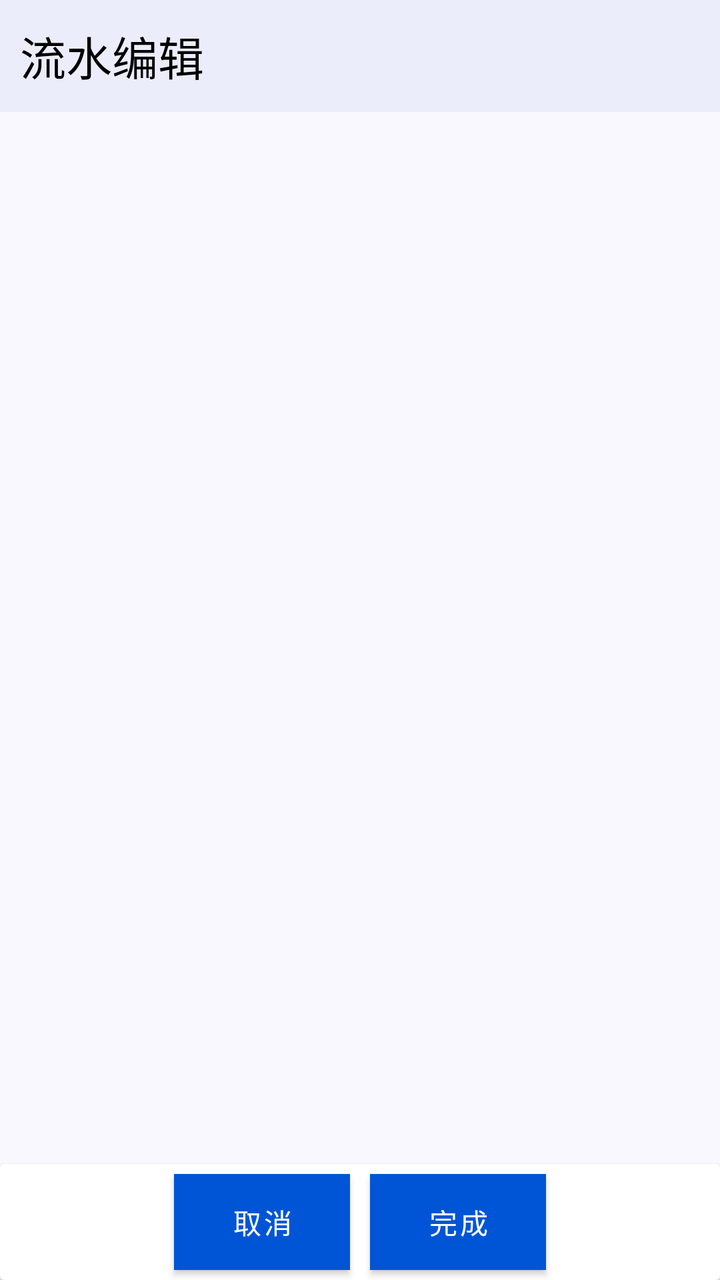
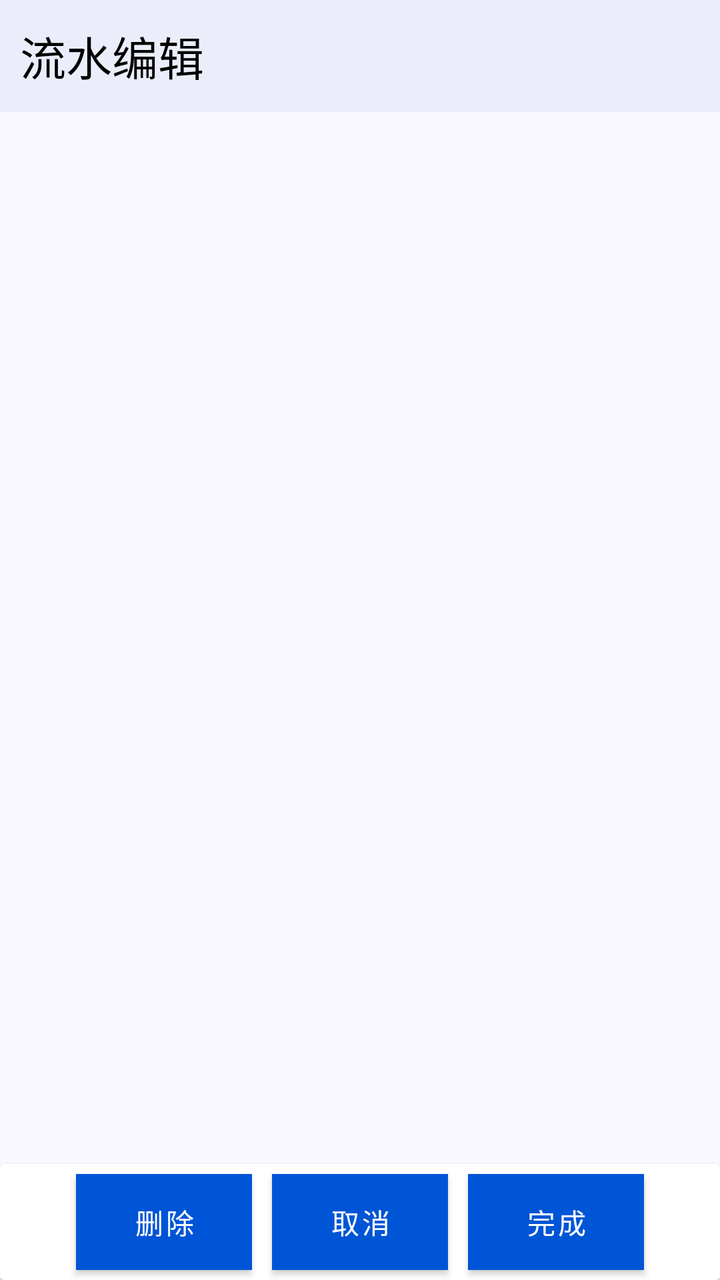

Screens rendered from an Android XML layout before and after an edit, with the pre-edit source and the edit as a unified diff.
<!-- AndroidManifest.xml: application theme Theme.ProjectManager -->
<!-- res/layout/activity_flow_edit.xml -->
<?xml version="1.0" encoding="utf-8"?>
<androidx.constraintlayout.widget.ConstraintLayout xmlns:android="http://schemas.android.com/apk/res/android"
    xmlns:app="http://schemas.android.com/apk/res-auto"
    xmlns:tools="http://schemas.android.com/tools"
    android:id="@+id/main"
    style="@style/PageStyle"
    android:layout_width="match_parent"
    android:layout_height="match_parent"
    tools:context=".ui.bookkeeping.flow_edit.FlowEditActivity">

    <androidx.appcompat.widget.Toolbar
        android:id="@+id/flow_edit_toolbar"
        style="@style/ToolBarStyle"
        android:layout_width="match_parent"
        android:layout_height="?attr/actionBarSize"
        app:layout_constraintEnd_toEndOf="parent"
        app:layout_constraintStart_toStartOf="parent"
        app:layout_constraintTop_toTopOf="parent">

        <TextView
            style="@style/TitleStyle"
            android:layout_width="wrap_content"
            android:layout_height="wrap_content"
            android:text="@string/flow_edit" />
    </androidx.appcompat.widget.Toolbar>

    <FrameLayout
        android:id="@+id/flow_edit_fragment_container"
        android:layout_width="match_parent"
        android:layout_height="0dp"
        app:layout_constraintBottom_toTopOf="@+id/btn_card_view"
        app:layout_constraintTop_toBottomOf="@+id/flow_edit_toolbar" />

    <androidx.cardview.widget.CardView
        android:id="@+id/btn_card_view"
        android:layout_width="match_parent"
        android:layout_height="wrap_content"
        app:layout_constraintBottom_toBottomOf="parent">

        <LinearLayout
            android:layout_width="match_parent"
            android:layout_height="match_parent"
            android:gravity="center"
            android:orientation="horizontal">

            <android.widget.Button
                android:id="@+id/cancel_button"
                style="@style/BtnStyle"
                android:layout_width="wrap_content"
                android:layout_height="wrap_content"
                android:text="取消" />

            <android.widget.Button
                android:id="@+id/finish_button"
                style="@style/BtnStyle"
                android:layout_width="wrap_content"
                android:layout_height="wrap_content"
                android:text="完成" />
        </LinearLayout>
    </androidx.cardview.widget.CardView>

</androidx.constraintlayout.widget.ConstraintLayout>
<!-- resources referenced by this layout -->
<resources>
  <string name="flow_edit">流水编辑</string>
  <style name="BtnStyle" parent="Widget.MaterialComponents.Button">
          <item name="android:background">@color/theme_blue</item>
          <item name="android:textColor">@color/white</item>
          <item name="cornerRadius">20dp</item>
          <item name="android:layout_margin">5dp</item>
      </style>
  <style name="PageStyle">
          <item name="android:background">@color/page_background</item>
      </style>
  <style name="TitleStyle">
          <item name="android:textSize">23sp</item>
          <item name="android:textColor">@color/black</item>
      </style>
  <style name="ToolBarStyle">
          <item name="android:background">@color/toolbar_background</item>
          <item name="contentInsetStart">10dp</item>
          <item name="titleTextAppearance">@style/TitleStyle</item>
      </style>
  <style name="Theme.ProjectManager" parent="Theme.MaterialComponents.DayNight.NoActionBar">
          
          <item name="colorPrimary">@color/purple_500</item>
          <item name="colorPrimaryVariant">@color/purple_700</item>
          <item name="colorOnPrimary">@color/white</item>
          
          <item name="colorSecondary">@color/teal_200</item>
          <item name="colorSecondaryVariant">@color/teal_700</item>
          <item name="colorOnSecondary">@color/black</item>
          
          <item name="android:statusBarColor">?attr/colorPrimaryVariant</item>
          
          <item name="toolbarStyle">@style/ToolBarStyle</item>
      </style>
  <color name="theme_blue">#0055d6</color>
  <color name="white">#FFFFFFFF</color>
  <color name="page_background">#f9f8fe</color>
  <color name="black">#FF000000</color>
  <color name="toolbar_background">#ebedfa</color>
  <color name="purple_500">#FF6200EE</color>
  <color name="purple_700">#FF3700B3</color>
  <color name="teal_200">#FF03DAC5</color>
  <color name="teal_700">#FF018786</color>
</resources>

<!-- the commit's change to res/layout/activity_flow_edit.xml (unified diff, before → after) -->
@@ -15,14 +15,8 @@
         android:layout_height="?attr/actionBarSize"
         app:layout_constraintEnd_toEndOf="parent"
         app:layout_constraintStart_toStartOf="parent"
-        app:layout_constraintTop_toTopOf="parent">
-
-        <TextView
-            style="@style/TitleStyle"
-            android:layout_width="wrap_content"
-            android:layout_height="wrap_content"
-            android:text="@string/flow_edit" />
-    </androidx.appcompat.widget.Toolbar>
+        app:layout_constraintTop_toTopOf="parent"
+        app:title="流水编辑"></androidx.appcompat.widget.Toolbar>
 
     <FrameLayout
         android:id="@+id/flow_edit_fragment_container"
@@ -44,14 +38,21 @@
             android:orientation="horizontal">
 
             <android.widget.Button
-                android:id="@+id/cancel_button"
+                android:id="@+id/delete_btn"
+                style="@style/BtnStyle"
+                android:layout_width="wrap_content"
+                android:layout_height="wrap_content"
+                android:text="删除" />
+
+            <android.widget.Button
+                android:id="@+id/cancel_btn"
                 style="@style/BtnStyle"
                 android:layout_width="wrap_content"
                 android:layout_height="wrap_content"
                 android:text="取消" />
 
             <android.widget.Button
-                android:id="@+id/finish_button"
+                android:id="@+id/finish_btn"
                 style="@style/BtnStyle"
                 android:layout_width="wrap_content"
                 android:layout_height="wrap_content"
<!-- resource entries referenced after the edit -->
@@ -1,6 +1,5 @@
 <!-- resources referenced by this layout -->
 <resources>
-  <string name="flow_edit">流水编辑</string>
   <style name="BtnStyle" parent="Widget.MaterialComponents.Button">
           <item name="android:background">@color/theme_blue</item>
           <item name="android:textColor">@color/white</item>
